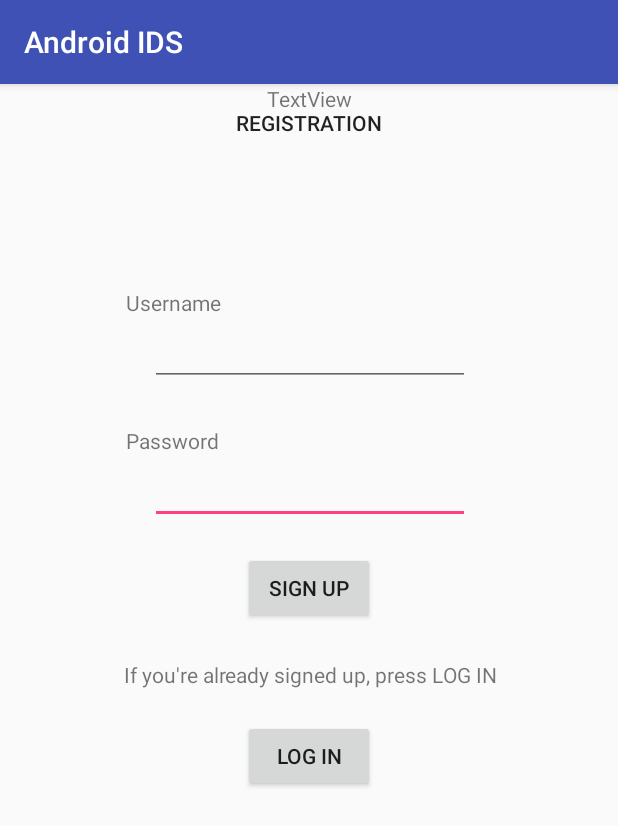
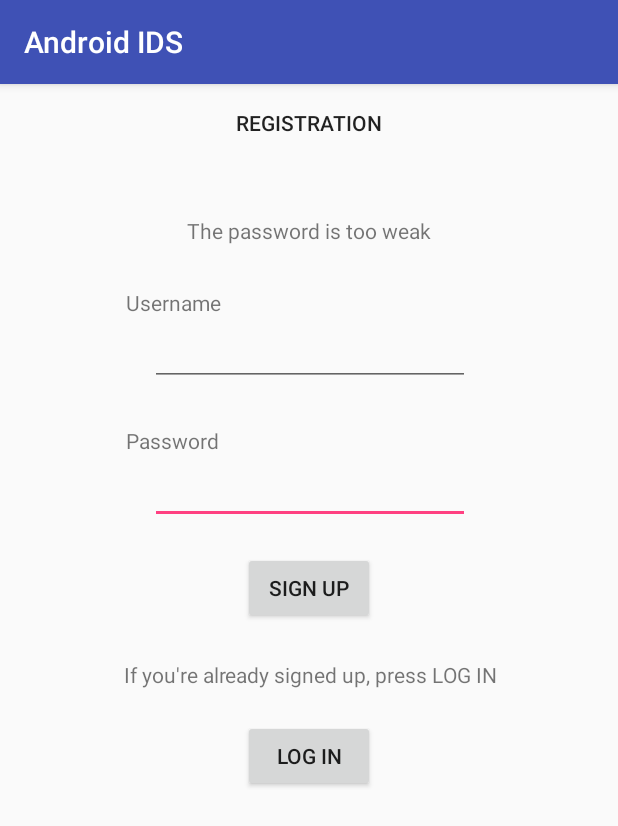
Before and after one commit to Grigorii-P/Android_IDS, an Android app: the screen it shows after launch (MainActivity), after a tap on "SIGN UP", on a phone screen of 412 x 824 dp. Shown: the top 826 px of the screen. Run offline under Robolectric (Android 15) with nearby library versions, the phone set to English and light mode, and no system bars.

Commit message:
adding users works correctly

```diff
--- a/client_side/app/src/main/java/com/example/grigoriipogorelov/androidids/MainActivity.java
+++ b/client_side/app/src/main/java/com/example/grigoriipogorelov/androidids/MainActivity.java
@@ -36,12 +36,13 @@ public class MainActivity extends AppCompatActivity {
     List<String> weakPasswords = new ArrayList<>();
     List<String> usernames = new ArrayList<>();
     List<String> passwords = new ArrayList<>();
-    TextView textView = (TextView) findViewById(R.id.textView2);
+    TextView textView = null;
 
     @Override
     protected void onCreate(Bundle savedInstanceState) {
         super.onCreate(savedInstanceState);
         setContentView(R.layout.activity_main);
+        textView = (TextView) findViewById(R.id.textView2);
 
         try {
             InputStream is = getAssets().open("weaks.txt");
@@ -120,8 +121,9 @@ public class MainActivity extends AppCompatActivity {
 
 
         if (usernames.contains(usr)) textView.setText("The username already exists");
-        else if (isPswWeak(psw)) textView.setText("The password is too weak");
+        else if (isPswWeak(psw) || psw.length() == 0) textView.setText("The password is too weak");
         else {
+            usernames.add(usr);
             textView.setText("Congrats!");
         }
     }
--- a/client_side/app/src/main/res/layout/activity_main.xml
+++ b/client_side/app/src/main/res/layout/activity_main.xml
@@ -67,10 +67,10 @@
         android:id="@+id/textView2"
         android:layout_width="wrap_content"
         android:layout_height="wrap_content"
-        android:text="TextView"
+        android:layout_marginTop="88dp"
         app:layout_constraintLeft_toLeftOf="parent"
         app:layout_constraintRight_toRightOf="parent"
-        tools:layout_editor_absoluteY="86dp" />
+        app:layout_constraintTop_toTopOf="parent" />
 
     <TextView
         android:id="@+id/textView3"
```
